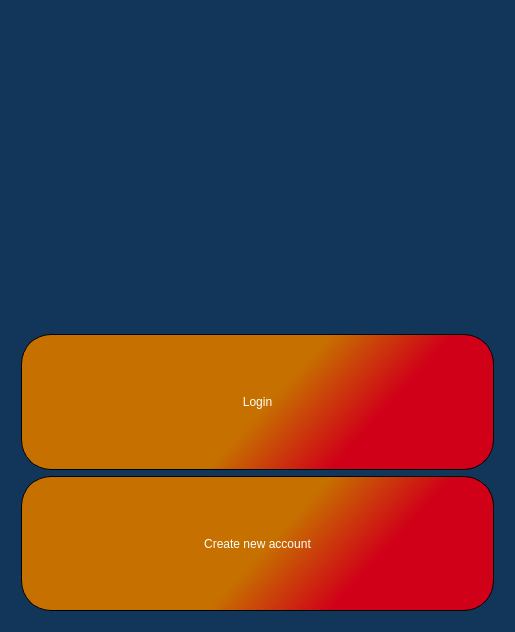
Old version of the form MyCovidRecord/mycovidrecord.ui in the repository gagabon501/cs106-2.
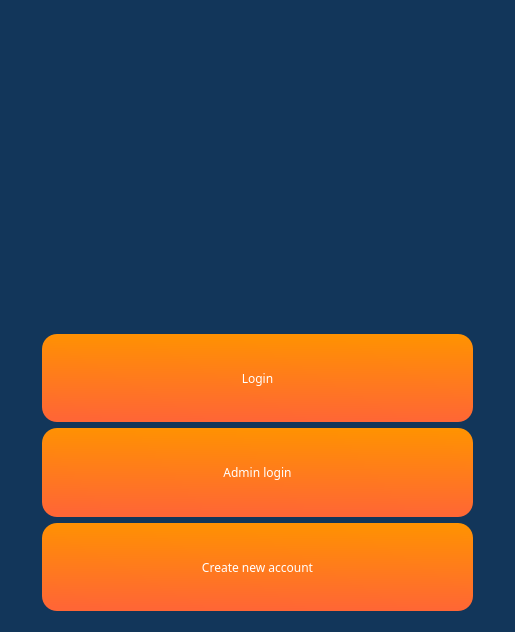
New version of the form. Icons and pictures are not drawn.

Commit message: the admon login function

Patch:
```diff
--- a/MyCovidRecord/mycovidrecord.ui
+++ b/MyCovidRecord/mycovidrecord.ui
@@ -48,6 +48,12 @@
            <verstretch>0</verstretch>
           </sizepolicy>
          </property>
+         <property name="maximumSize">
+          <size>
+           <width>450</width>
+           <height>16777215</height>
+          </size>
+         </property>
          <property name="text">
           <string/>
          </property>
@@ -62,7 +68,7 @@
       </layout>
      </widget>
     </item>
-    <item row="1" column="0">
+    <item row="2" column="0">
      <widget class="QGroupBox" name="groupBox_2">
       <property name="sizePolicy">
        <sizepolicy hsizetype="Preferred" vsizetype="Preferred">
@@ -70,8 +76,18 @@
         <verstretch>0</verstretch>
        </sizepolicy>
       </property>
+      <property name="minimumSize">
+       <size>
+        <width>0</width>
+        <height>0</height>
+       </size>
+      </property>
+      <property name="toolTipDuration">
+       <number>0</number>
+      </property>
       <property name="styleSheet">
-       <string notr="true">border: 0;</string>
+       <string notr="true">border: none;
+</string>
       </property>
       <property name="title">
        <string/>
@@ -80,6 +96,12 @@
        <bool>true</bool>
       </property>
       <layout class="QVBoxLayout" name="verticalLayout_3">
+       <property name="leftMargin">
+        <number>30</number>
+       </property>
+       <property name="rightMargin">
+        <number>30</number>
+       </property>
        <item>
         <widget class="QPushButton" name="pushButton_login">
          <property name="sizePolicy">
@@ -88,20 +110,60 @@
            <verstretch>0</verstretch>
           </sizepolicy>
          </property>
+         <property name="minimumSize">
+          <size>
+           <width>0</width>
+           <height>40</height>
+          </size>
+         </property>
+         <property name="font">
+          <font>
+           <family>Raleway</family>
+          </font>
+         </property>
          <property name="cursor">
           <cursorShape>OpenHandCursor</cursorShape>
          </property>
          <property name="styleSheet">
-          <string notr="true">border:1px solid;
-border-radius: 30px;
-background-color: qlineargradient(spread:pad, x1:0.433429, y1:0.852, x2:1, y2:1, stop:0 rgba(198, 112, 0, 255), stop:0.428571 rgba(208, 0, 24, 255));
-</string>
+          <string notr="true">background-color: qlineargradient(spread:pad, x1:0.951, y1:1, x2:1, y2:0, stop:0 rgb(255, 102, 53), stop:1 rgb(255, 147, 0));
+border-radius: 15px;</string>
          </property>
          <property name="text">
           <string>Login</string>
          </property>
         </widget>
        </item>
+       <item>
+        <widget class="QPushButton" name="pushButton_admin">
+         <property name="sizePolicy">
+          <sizepolicy hsizetype="Preferred" vsizetype="Preferred">
+           <horstretch>0</horstretch>
+           <verstretch>0</verstretch>
+          </sizepolicy>
+         </property>
+         <property name="minimumSize">
+          <size>
+           <width>0</width>
+           <height>40</height>
+          </size>
+         </property>
+         <property name="font">
+          <font>
+           <family>Raleway</family>
+          </font>
+         </property>
+         <property name="cursor">
+          <cursorShape>OpenHandCursor</cursorShape>
+         </property>
+         <property name="styleSheet">
+          <string notr="true">background-color: qlineargradient(spread:pad, x1:0.951, y1:1, x2:1, y2:0, stop:0 rgb(255, 102, 53), stop:1 rgb(255, 147, 0));
+border-radius: 15px;</string>
+         </property>
+         <property name="text">
+          <string>Admin login</string>
+         </property>
+        </widget>
+       </item>
        <item>
         <widget class="QPushButton" name="pushButton_register">
          <property name="sizePolicy">
@@ -110,13 +172,29 @@
            <verstretch>0</verstretch>
           </sizepolicy>
          </property>
+         <property name="minimumSize">
+          <size>
+           <width>0</width>
+           <height>40</height>
+          </size>
+         </property>
+         <property name="baseSize">
+          <size>
+           <width>0</width>
+           <height>0</height>
+          </size>
+         </property>
+         <property name="font">
+          <font>
+           <family>Raleway</family>
+          </font>
+         </property>
          <property name="cursor">
           <cursorShape>OpenHandCursor</cursorShape>
          </property>
          <property name="styleSheet">
-          <string notr="true">border:1px solid;
-border-radius: 30px;
-background-color: qlineargradient(spread:pad, x1:0.433429, y1:0.852, x2:1, y2:1, stop:0 rgba(198, 112, 0, 255), stop:0.428571 rgba(208, 0, 24, 255));</string>
+          <string notr="true">background-color: qlineargradient(spread:pad, x1:0.951, y1:1, x2:1, y2:0, stop:0 rgb(255, 102, 53), stop:1 rgb(255, 147, 0));
+border-radius: 15px;</string>
          </property>
          <property name="text">
           <string>Create new account</string>
```
